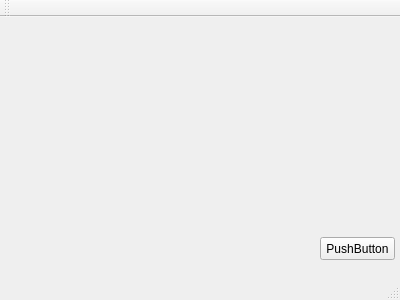
Before: the Qt Designer form mainwindow.ui in AndreiPustovalov/Exposure, drawn with Qt 5.
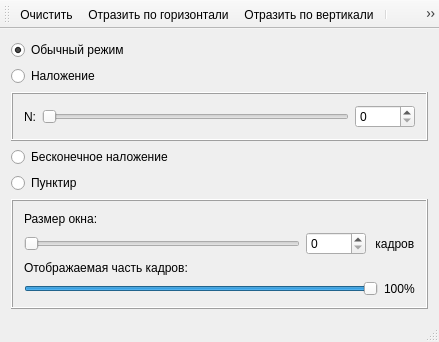
After: the same form once the commit is applied. Icons and pictures are not drawn.

The edit to the form file:
```diff
--- a/mainwindow.ui
+++ b/mainwindow.ui
@@ -6,27 +6,186 @@
    <rect>
     <x>0</x>
     <y>0</y>
-    <width>400</width>
-    <height>300</height>
+    <width>439</width>
+    <height>341</height>
    </rect>
   </property>
   <property name="windowTitle">
    <string>MainWindow</string>
   </property>
   <widget class="QWidget" name="centralWidget">
-   <widget class="QPushButton" name="pushButton">
-    <property name="geometry">
-     <rect>
-      <x>320</x>
-      <y>220</y>
-      <width>75</width>
-      <height>23</height>
-     </rect>
-    </property>
-    <property name="text">
-     <string>PushButton</string>
-    </property>
-   </widget>
+   <layout class="QVBoxLayout" name="verticalLayout">
+    <item>
+     <widget class="QRadioButton" name="simpleModeRadio">
+      <property name="text">
+       <string>Обычный режим</string>
+      </property>
+      <property name="checked">
+       <bool>true</bool>
+      </property>
+     </widget>
+    </item>
+    <item>
+     <widget class="QRadioButton" name="averageModeRadio">
+      <property name="text">
+       <string>Наложение</string>
+      </property>
+      <property name="checkable">
+       <bool>true</bool>
+      </property>
+     </widget>
+    </item>
+    <item>
+     <widget class="QFrame" name="frame">
+      <property name="statusTip">
+       <string>Параметры наложения</string>
+      </property>
+      <property name="frameShape">
+       <enum>QFrame::Box</enum>
+      </property>
+      <property name="frameShadow">
+       <enum>QFrame::Raised</enum>
+      </property>
+      <layout class="QVBoxLayout" name="verticalLayout_2">
+       <item>
+        <layout class="QHBoxLayout" name="horizontalLayout">
+         <item>
+          <widget class="QLabel" name="label">
+           <property name="text">
+            <string>N:</string>
+           </property>
+          </widget>
+         </item>
+         <item>
+          <widget class="QSlider" name="averageCountSlider">
+           <property name="maximum">
+            <number>240</number>
+           </property>
+           <property name="orientation">
+            <enum>Qt::Horizontal</enum>
+           </property>
+          </widget>
+         </item>
+         <item>
+          <widget class="QSpinBox" name="averageCountSpinBox">
+           <property name="minimumSize">
+            <size>
+             <width>60</width>
+             <height>0</height>
+            </size>
+           </property>
+           <property name="maximum">
+            <number>240</number>
+           </property>
+          </widget>
+         </item>
+        </layout>
+       </item>
+      </layout>
+     </widget>
+    </item>
+    <item>
+     <widget class="QRadioButton" name="infAverageModeRadio">
+      <property name="text">
+       <string>Бесконечное наложение</string>
+      </property>
+     </widget>
+    </item>
+    <item>
+     <widget class="QRadioButton" name="dashModeRadio">
+      <property name="text">
+       <string>Пунктир</string>
+      </property>
+     </widget>
+    </item>
+    <item>
+     <widget class="QFrame" name="frame_3">
+      <property name="statusTip">
+       <string>Параметры пунктира</string>
+      </property>
+      <property name="frameShape">
+       <enum>QFrame::Box</enum>
+      </property>
+      <property name="frameShadow">
+       <enum>QFrame::Raised</enum>
+      </property>
+      <layout class="QVBoxLayout" name="verticalLayout_4">
+       <item>
+        <widget class="QLabel" name="label_2">
+         <property name="text">
+          <string>Размер окна:</string>
+         </property>
+        </widget>
+       </item>
+       <item>
+        <layout class="QHBoxLayout" name="horizontalLayout_4">
+         <item>
+          <widget class="QSlider" name="windowSizeSlider">
+           <property name="maximum">
+            <number>240</number>
+           </property>
+           <property name="orientation">
+            <enum>Qt::Horizontal</enum>
+           </property>
+          </widget>
+         </item>
+         <item>
+          <widget class="QSpinBox" name="windowSizeSpinBox">
+           <property name="minimumSize">
+            <size>
+             <width>60</width>
+             <height>0</height>
+            </size>
+           </property>
+           <property name="maximum">
+            <number>240</number>
+           </property>
+          </widget>
+         </item>
+         <item>
+          <widget class="QLabel" name="label_4">
+           <property name="text">
+            <string> кадров</string>
+           </property>
+          </widget>
+         </item>
+        </layout>
+       </item>
+       <item>
+        <widget class="QLabel" name="label_3">
+         <property name="text">
+          <string>Отображаемая часть кадров:</string>
+         </property>
+        </widget>
+       </item>
+       <item>
+        <layout class="QHBoxLayout" name="horizontalLayout_3">
+         <item>
+          <widget class="QSlider" name="visiblePartSlider">
+           <property name="maximum">
+            <number>100</number>
+           </property>
+           <property name="value">
+            <number>100</number>
+           </property>
+           <property name="orientation">
+            <enum>Qt::Horizontal</enum>
+           </property>
+          </widget>
+         </item>
+         <item>
+          <widget class="QLabel" name="label_5">
+           <property name="text">
+            <string>100%</string>
+           </property>
+          </widget>
+         </item>
+        </layout>
+       </item>
+      </layout>
+     </widget>
+    </item>
+   </layout>
   </widget>
   <widget class="QMenuBar" name="menuBar">
    <property name="geometry">
@@ -45,8 +204,52 @@
    <attribute name="toolBarBreak">
     <bool>false</bool>
    </attribute>
+   <addaction name="actionClear"/>
+   <addaction name="actionFlipHorizontal"/>
+   <addaction name="actionFlipVertical"/>
+   <addaction name="separator"/>
+   <addaction name="actionAbout"/>
   </widget>
   <widget class="QStatusBar" name="statusBar"/>
+  <action name="actionClear">
+   <property name="icon">
+    <iconset resource="Icons.qrc">
+     <normaloff>:/icons/eraser.png</normaloff>:/icons/eraser.png</iconset>
+   </property>
+   <property name="text">
+    <string>Очистить</string>
+   </property>
+   <property name="toolTip">
+    <string>Очистить...</string>
+   </property>
+  </action>
+  <action name="actionAbout">
+   <property name="icon">
+    <iconset resource="Icons.qrc">
+     <normaloff>:/icons/faq.png</normaloff>:/icons/faq.png</iconset>
+   </property>
+   <property name="text">
+    <string>About</string>
+   </property>
+  </action>
+  <action name="actionFlipHorizontal">
+   <property name="icon">
+    <iconset resource="Icons.qrc">
+     <normaloff>:/icons/flip-horizontal.png</normaloff>:/icons/flip-horizontal.png</iconset>
+   </property>
+   <property name="text">
+    <string>Отразить по горизонтали</string>
+   </property>
+  </action>
+  <action name="actionFlipVertical">
+   <property name="icon">
+    <iconset resource="Icons.qrc">
+     <normaloff>:/icons/flip-vertical.png</normaloff>:/icons/flip-vertical.png</iconset>
+   </property>
+   <property name="text">
+    <string>Отразить по вертикали</string>
+   </property>
+  </action>
  </widget>
  <layoutdefault spacing="6" margin="11"/>
  <resources/>
```
Left out of the diff: 47 changed lines with no effect on the pictures.
